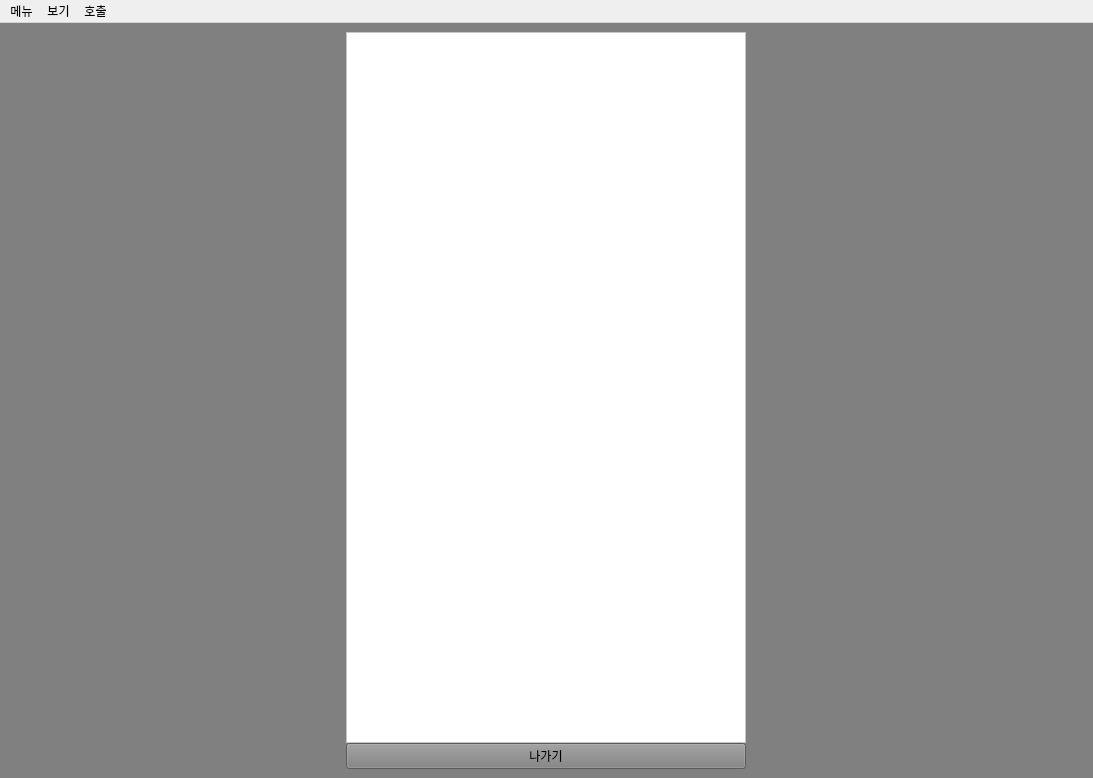
The window that ui/main.ui (SSU-DC-DCWZ/ObsCare_Main) describes before a commit, drawn with Qt 5.
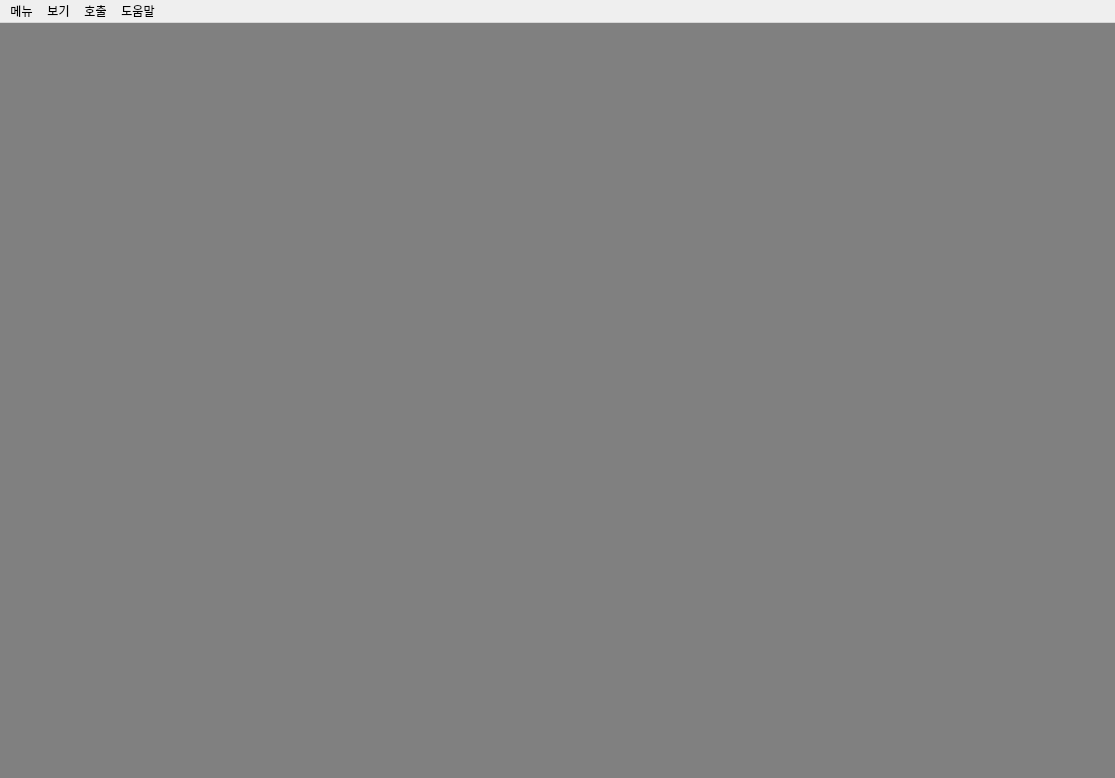
The same window after the commit.

```diff
--- a/ui/main.ui
+++ b/ui/main.ui
@@ -6,7 +6,7 @@
    <rect>
     <x>0</x>
     <y>0</y>
-    <width>1093</width>
+    <width>1115</width>
     <height>778</height>
    </rect>
   </property>
@@ -45,50 +45,54 @@
       <property name="bottomMargin">
        <number>0</number>
       </property>
-      <item>
-       <widget class="QTextBrowser" name="alert_browser">
-        <property name="enabled">
-         <bool>true</bool>
+     </layout>
+    </item>
+    <item row="0" column="0" rowspan="2">
+     <layout class="QGridLayout" name="video_layout">
+      <property name="spacing">
+       <number>1</number>
+      </property>
+      <item row="0" column="1">
+       <widget class="QLabel" name="box2">
+        <property name="styleSheet">
+         <string notr="true">border : none;
+background-color : transparent;</string>
         </property>
-        <property name="minimumSize">
-         <size>
-          <width>0</width>
-          <height>0</height>
-         </size>
+        <property name="text">
+         <string/>
         </property>
-        <property name="maximumSize">
-         <size>
-          <width>400</width>
-          <height>16777215</height>
-         </size>
-        </property>
+       </widget>
+      </item>
+      <item row="1" column="0">
+       <widget class="QLabel" name="box3">
         <property name="styleSheet">
-         <string notr="true">background-color : white;</string>
+         <string notr="true">border : none;
+background-color : transparent;</string>
         </property>
+        <property name="text">
+         <string/>
+        </property>
        </widget>
       </item>
-      <item>
-       <widget class="QPushButton" name="exit_button">
-        <property name="minimumSize">
-         <size>
-          <width>0</width>
-          <height>20</height>
-         </size>
+      <item row="1" column="1">
+       <widget class="QLabel" name="box4">
+        <property name="styleSheet">
+         <string notr="true">border : none;
+background-color : transparent;</string>
         </property>
-        <property name="maximumSize">
-         <size>
-          <width>400</width>
-          <height>16777215</height>
-         </size>
+        <property name="text">
+         <string/>
         </property>
+       </widget>
+      </item>
+      <item row="0" column="0">
+       <widget class="QLabel" name="box1">
         <property name="styleSheet">
-         <string notr="true">background-color:gray;</string>
+         <string notr="true">border : none;
+background-color : transparent;</string>
         </property>
         <property name="text">
-         <string>나가기</string>
-        </property>
-        <property name="autoDefault">
-         <bool>false</bool>
+         <string/>
         </property>
        </widget>
       </item>
@@ -101,8 +105,8 @@
     <rect>
      <x>0</x>
      <y>0</y>
-     <width>1093</width>
-     <height>21</height>
+     <width>1115</width>
+     <height>26</height>
     </rect>
    </property>
    <widget class="QMenu" name="menu">
@@ -124,9 +128,16 @@
     <addaction name="actionemergency"/>
     <addaction name="actionfront_desk"/>
    </widget>
+   <widget class="QMenu" name="menu_4">
+    <property name="title">
+     <string>도움말</string>
+    </property>
+    <addaction name="action_help"/>
+   </widget>
    <addaction name="menu"/>
    <addaction name="menu_2"/>
    <addaction name="menu_3"/>
+   <addaction name="menu_4"/>
   </widget>
   <action name="actionHome">
    <property name="text">
```
Left out of the diff: 14 changed lines with no effect on the pictures.
